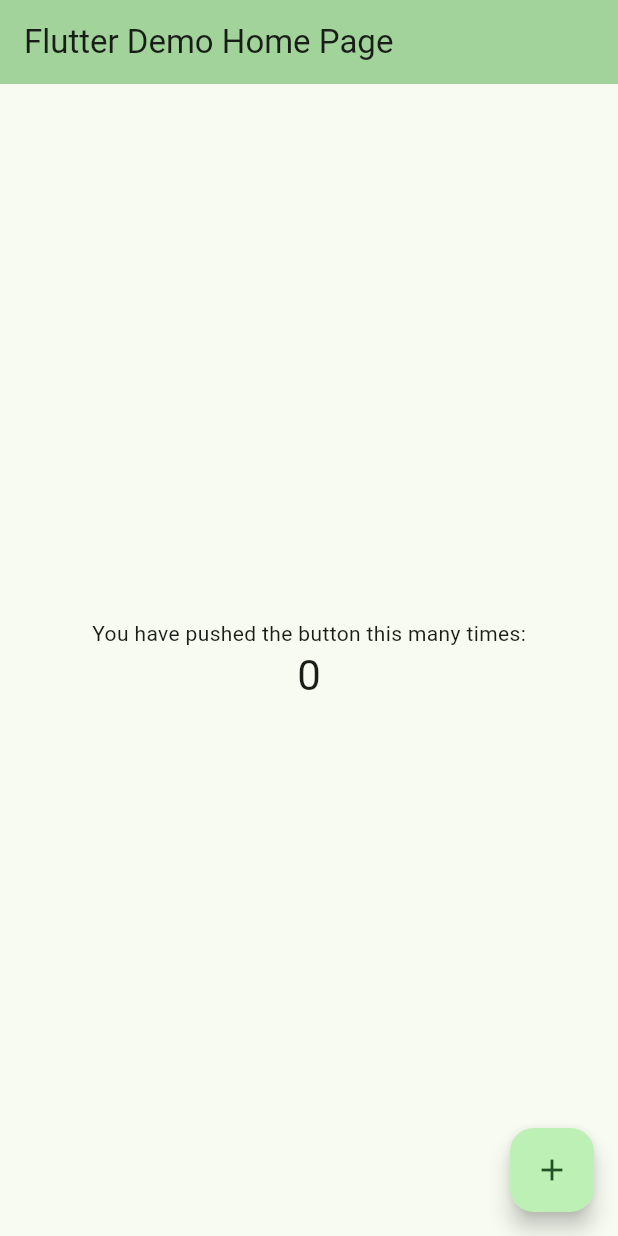
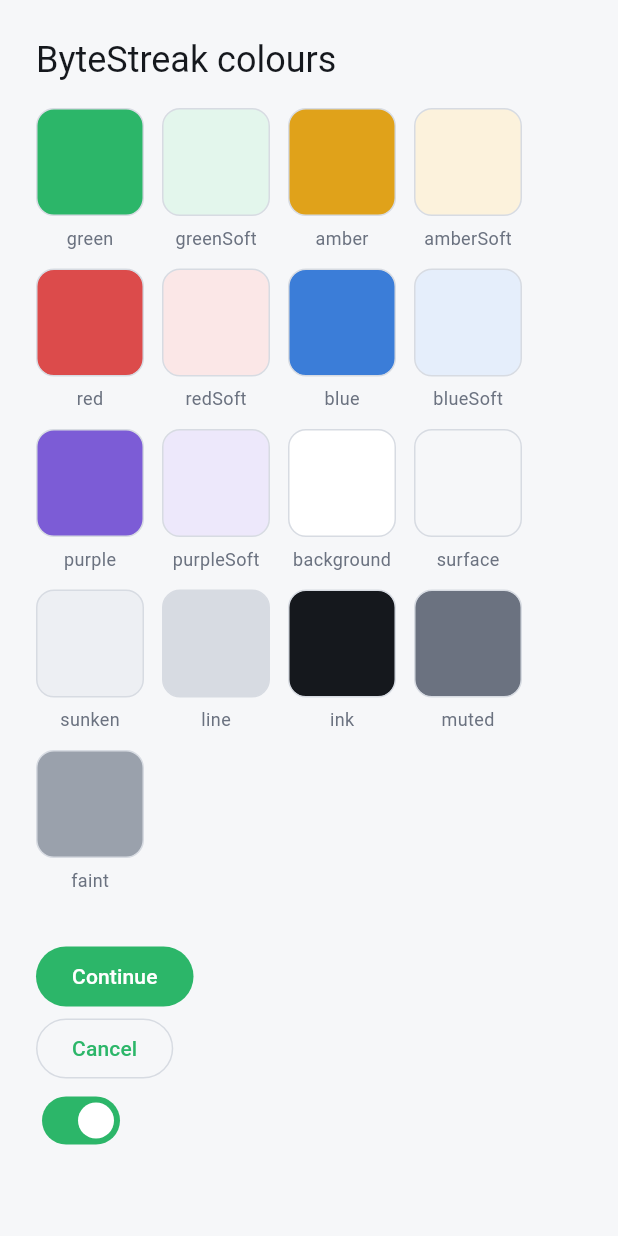
Before and after one commit to VFx-Media/ByteStreak-LeetCode-App, a Flutter app: the screen it shows after launch, on a phone screen of 412 x 824 dp. Run offline on Flutter 3.47's test engine with Material 3 defaults, Android fonts, the phone set to English and light mode, and no system bars.

Commit message:
Added app structure and theme

```diff
--- /dev/null
+++ b/lib/app.dart
@@ -0,0 +1,17 @@
+import 'package:flutter/material.dart';
+import 'package:bytestreak/screens/theme_preview.dart';
+import 'package:bytestreak/theme/app_theme.dart';
+
+class ByteStreakApp extends StatelessWidget {
+  const ByteStreakApp({super.key});
+
+  @override
+  Widget build(BuildContext context) {
+    return MaterialApp(
+      title: 'ByteStreak',
+      debugShowCheckedModeBanner: false,  // hides the red DEBUG ribbon
+      theme: AppTheme.light(),
+      home: const ThemePreview(),         // temporary; becomes the router in Step 4
+    );
+  }
+}
--- a/lib/main.dart
+++ b/lib/main.dart
@@ -1,122 +1,6 @@
 import 'package:flutter/material.dart';
+import 'package:bytestreak/app.dart';
 
 void main() {
-  runApp(const MyApp());
+  runApp(const ByteStreakApp());
 }
-
-class MyApp extends StatelessWidget {
-  const MyApp({super.key});
-
-  // This widget is the root of your application.
-  @override
-  Widget build(BuildContext context) {
-    return MaterialApp(
-      title: 'Flutter Demo',
-      theme: ThemeData(
-        // This is the theme of your application.
-        //
-        // TRY THIS: Try running your application with "flutter run". You'll see
-        // the application has a purple toolbar. Then, without quitting the app,
-        // try changing the seedColor in the colorScheme below to Colors.green
-        // and then invoke "hot reload" (save your changes or press the "hot
-        // reload" button in a Flutter-supported IDE, or press "r" if you used
-        // the command line to start the app).
-        //
-        // Notice that the counter didn't reset back to zero; the application
-        // state is not lost during the reload. To reset the state, use hot
-        // restart instead.
-        //
-        // This works for code too, not just values: Most code changes can be
-        // tested with just a hot reload.
-        colorScheme: .fromSeed(seedColor: Colors.green),
-      ),
-      home: const MyHomePage(title: 'Flutter Demo Home Page'),
-    );
-  }
-}
-
-class MyHomePage extends StatefulWidget {
-  const MyHomePage({super.key, required this.title});
-
-  // This widget is the home page of your application. It is stateful, meaning
-  // that it has a State object (defined below) that contains fields that affect
-  // how it looks.
-
-  // This class is the configuration for the state. It holds the values (in this
-  // case the title) provided by the parent (in this case the App widget) and
-  // used by the build method of the State. Fields in a Widget subclass are
-  // always marked "final".
-
-  final String title;
-
-  @override
-  State<MyHomePage> createState() => _MyHomePageState();
-}
-
-class _MyHomePageState extends State<MyHomePage> {
-  int _counter = 0;
-
-  void _incrementCounter() {
-    setState(() {
-      // This call to setState tells the Flutter framework that something has
-      // changed in this State, which causes it to rerun the build method below
-      // so that the display can reflect the updated values. If we changed
-      // _counter without calling setState(), then the build method would not be
-      // called again, and so nothing would appear to happen.
-      _counter++;
-    });
-  }
-
-  @override
-  Widget build(BuildContext context) {
-    // This method is rerun every time setState is called, for instance as done
-    // by the _incrementCounter method above.
-    //
-    // The Flutter framework has been optimized to make rerunning build methods
-    // fast, so that you can just rebuild anything that needs updating rather
-    // than having to individually change instances of widgets.
-    return Scaffold(
-      appBar: AppBar(
-        // TRY THIS: Try changing the color here to a specific color (to
-        // Colors.amber, perhaps?) and trigger a hot reload to see the AppBar
-        // change color while the other colors stay the same.
-        backgroundColor: Theme.of(context).colorScheme.inversePrimary,
-        // Here we take the value from the MyHomePage object that was created by
-        // the App.build method, and use it to set our appbar title.
-        title: Text(widget.title),
-      ),
-      body: Center(
-        // Center is a layout widget. It takes a single child and positions it
-        // in the middle of the parent.
-        child: Column(
-          // Column is also a layout widget. It takes a list of children and
-          // arranges them vertically. By default, it sizes itself to fit its
-          // children horizontally, and tries to be as tall as its parent.
-          //
-          // Column has various properties to control how it sizes itself and
-          // how it positions its children. Here we use mainAxisAlignment to
-          // center the children vertically; the main axis here is the vertical
-          // axis because Columns are vertical (the cross axis would be
-          // horizontal).
-          //
-          // TRY THIS: Invoke "debug painting" (choose the "Toggle Debug Paint"
-          // action in the IDE, or press "p" in the console), to see the
-          // wireframe for each widget.
-          mainAxisAlignment: .center,
-          children: [
-            const Text('You have pushed the button this many times:'),
-            Text(
-              '$_counter',
-              style: Theme.of(context).textTheme.headlineMedium,
-            ),
-          ],
-        ),
-      ),
-      floatingActionButton: FloatingActionButton(
-        onPressed: _incrementCounter,
-        tooltip: 'Increment',
-        child: const Icon(Icons.add),
-      ),
-    );
-  }
-}
--- /dev/null
+++ b/lib/screens/theme_preview.dart
@@ -0,0 +1,85 @@
+import 'package:flutter/material.dart';
+import 'package:bytestreak/theme/app_colors.dart';
+
+class ThemePreview extends StatelessWidget {
+  const ThemePreview({super.key});
+
+  @override
+  Widget build(BuildContext context) {
+    return Scaffold(
+      body: Padding(
+        padding: const EdgeInsets.all(24),
+        child: Column(
+          crossAxisAlignment: CrossAxisAlignment.start,
+          children: [
+            Text(
+              'ByteStreak colours',
+              style: Theme.of(context).textTheme.headlineSmall,
+            ),
+            const SizedBox(height: 16),
+            const Wrap(
+              spacing: 12,
+              runSpacing: 12,
+              children: [
+                Swatch(name: 'green', color: AppColors.green),
+                Swatch(name: 'greenSoft', color: AppColors.greenSoft),
+                Swatch(name: 'amber', color: AppColors.amber),
+                Swatch(name: 'amberSoft', color: AppColors.amberSoft),
+                Swatch(name: 'red', color: AppColors.red),
+                Swatch(name: 'redSoft', color: AppColors.redSoft),
+                Swatch(name: 'blue', color: AppColors.blue),
+                Swatch(name: 'blueSoft', color: AppColors.blueSoft),
+                Swatch(name: 'purple', color: AppColors.purple),
+                Swatch(name: 'purpleSoft', color: AppColors.purpleSoft),
+                Swatch(name: 'background', color: AppColors.background),
+                Swatch(name: 'surface', color: AppColors.surface),
+                Swatch(name: 'sunken', color: AppColors.sunken),
+                Swatch(name: 'line', color: AppColors.line),
+                Swatch(name: 'ink', color: AppColors.ink),
+                Swatch(name: 'muted', color: AppColors.muted),
+                Swatch(name: 'faint', color: AppColors.faint),
+              ],
+            ),
+            const SizedBox(height: 32),
+            FilledButton(
+              onPressed: () {},
+              child: const Text('Continue'),
+            ),
+            OutlinedButton(
+              onPressed: () {},
+              child: const Text('Cancel'),
+            ),
+            Switch(value: true, onChanged: (_) {}),
+          ],
+        ),
+      ),
+    );
+  }
+}
+
+/// One coloured square with its name underneath.
+class Swatch extends StatelessWidget {
+  const Swatch({super.key, required this.name, required this.color});
+
+  final String name;
+  final Color color;
+
+  @override
+  Widget build(BuildContext context) {
+    return Column(
+      children: [
+        Container(
+          width: 72,
+          height: 72,
+          decoration: BoxDecoration(
+            color: color,
+            borderRadius: BorderRadius.circular(12),
+            border: Border.all(color: AppColors.line),
+          ),
+        ),
+        const SizedBox(height: 6),
+        Text(name, style: const TextStyle(fontSize: 12, color: AppColors.muted)),
+      ],
+    );
+  }
+}
--- /dev/null
+++ b/lib/theme/app_colors.dart
@@ -0,0 +1,28 @@
+import 'package:flutter/material.dart';
+
+/// Every colour in ByteStreak, taken from the design.
+/// Screens never type a hex code; they use AppColors.green etc.
+class AppColors {
+  AppColors._(); // private constructor: nobody can create an AppColors object
+
+  // Neutrals: backgrounds, borders, text
+  static const background = Color(0xFFFFFFFF);
+  static const surface = Color(0xFFF6F7F9);
+  static const sunken = Color(0xFFEDEFF3);
+  static const line = Color(0xFFD7DBE2);
+  static const ink = Color(0xFF15181D);
+  static const muted = Color(0xFF6B7280);
+  static const faint = Color(0xFF9AA1AC);
+
+  // Accents: each has a strong version and a soft background version
+  static const green = Color(0xFF2CB669);
+  static const greenSoft = Color(0xFFE3F6EC);
+  static const amber = Color(0xFFE0A21A);
+  static const amberSoft = Color(0xFFFCF2DC);
+  static const red = Color(0xFFDC4B4B);
+  static const redSoft = Color(0xFFFBE7E7);
+  static const blue = Color(0xFF3B7DD8);
+  static const blueSoft = Color(0xFFE5EEFB);
+  static const purple = Color(0xFF7C5CD6);
+  static const purpleSoft = Color(0xFFEDE8FB);
+}
--- /dev/null
+++ b/lib/theme/app_theme.dart
@@ -0,0 +1,26 @@
+import 'package:flutter/material.dart';
+import 'package:bytestreak/theme/app_colors.dart';
+
+class AppTheme {
+  AppTheme._();
+
+  static ThemeData light() {
+    final scheme = ColorScheme.fromSeed(
+      seedColor: AppColors.green,
+      brightness: Brightness.light,
+    ).copyWith(
+      primary: AppColors.green,
+      onPrimary: Colors.white,
+      surface: AppColors.background,
+      onSurface: AppColors.ink,
+      error: AppColors.red,
+      outline: AppColors.line,
+    );
+
+    return ThemeData(
+      colorScheme: scheme,
+      scaffoldBackgroundColor: AppColors.surface,
+      dividerColor: AppColors.line,
+    );
+  }
+}
```
Also changed, not shown: 1 other file.
